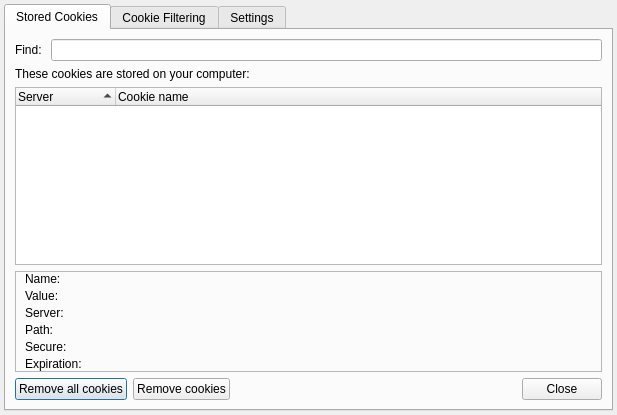
Old version of the form src/lib/cookies/cookiemanager.ui in the repository tenrok/kclient3.
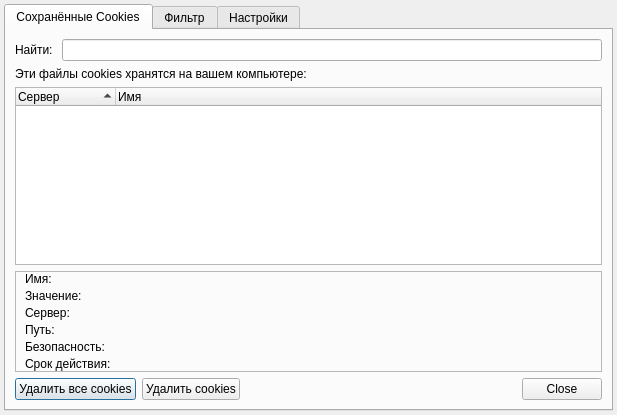
New version of the form. Custom widgets are drawn as their Qt base class.

What changed in the file:
```diff
--- a/src/lib/cookies/cookiemanager.ui
+++ b/src/lib/cookies/cookiemanager.ui
@@ -33,13 +33,13 @@
      </property>
      <widget class="QWidget" name="tab">
       <attribute name="title">
-       <string>Stored Cookies</string>
+       <string>Сохранённые Cookies</string>
       </attribute>
       <layout class="QGridLayout" name="gridLayout">
        <item row="0" column="0">
         <widget class="QLabel" name="label">
          <property name="text">
-          <string>Find: </string>
+          <string>Найти: </string>
          </property>
         </widget>
        </item>
@@ -49,7 +49,7 @@
        <item row="1" column="0" colspan="2">
         <widget class="QLabel" name="label_2">
          <property name="text">
-          <string>These cookies are stored on your computer:</string>
+          <string>Эти файлы cookies хранятся на вашем компьютере:</string>
          </property>
         </widget>
        </item>
@@ -60,12 +60,12 @@
          </property>
          <column>
           <property name="text">
-           <string>Server</string>
+           <string>Сервер</string>
           </property>
          </column>
          <column>
           <property name="text">
-           <string>Cookie name</string>
+           <string>Имя</string>
           </property>
          </column>
         </widget>
@@ -103,7 +103,7 @@
              </sizepolicy>
             </property>
             <property name="text">
-             <string>Name:</string>
+             <string>Имя:</string>
             </property>
             <property name="alignment">
              <set>Qt::AlignLeading|Qt::AlignLeft|Qt::AlignVCenter</set>
@@ -113,42 +113,42 @@
           <item row="1" column="0">
            <widget class="QLabel" name="label_4">
             <property name="text">
-             <string>Value:</string>
+             <string>Значение:</string>
             </property>
            </widget>
           </item>
           <item row="2" column="0">
            <widget class="QLabel" name="label_5">
             <property name="text">
-             <string>Server:</string>
+             <string>Сервер:</string>
             </property>
            </widget>
           </item>
           <item row="3" column="0">
            <widget class="QLabel" name="label_6">
             <property name="text">
-             <string>Path:</string>
+             <string>Путь:</string>
             </property>
            </widget>
           </item>
           <item row="4" column="0">
            <widget class="QLabel" name="label_7">
             <property name="text">
-             <string>Secure:</string>
+             <string>Безопасность:</string>
             </property>
            </widget>
           </item>
           <item row="5" column="0">
            <widget class="QLabel" name="label_8">
             <property name="text">
-             <string>Expiration:</string>
+             <string>Срок действия:</string>
             </property>
            </widget>
           </item>
           <item row="0" column="1">
            <widget class="SqueezeLabelV2" name="name">
             <property name="text">
-             <string>&lt;cookie not selected&gt;</string>
+             <string>&lt;cookie не выбран&gt;</string>
             </property>
             <property name="textInteractionFlags">
              <set>Qt::LinksAccessibleByMouse|Qt::TextSelectableByMouse</set>
@@ -158,7 +158,7 @@
           <item row="1" column="1">
            <widget class="SqueezeLabelV2" name="value">
             <property name="text">
-             <string>&lt;cookie not selected&gt;</string>
+             <string>&lt;cookie не выбран&gt;</string>
             </property>
             <property name="textInteractionFlags">
              <set>Qt::LinksAccessibleByMouse|Qt::TextSelectableByMouse</set>
@@ -168,7 +168,7 @@
           <item row="2" column="1">
            <widget class="SqueezeLabelV2" name="server">
             <property name="text">
-             <string>&lt;cookie not selected&gt;</string>
+             <string>&lt;cookie не выбран&gt;</string>
             </property>
             <property name="textInteractionFlags">
              <set>Qt::LinksAccessibleByMouse|Qt::TextSelectableByMouse</set>
@@ -178,7 +178,7 @@
           <item row="3" column="1">
            <widget class="QLabel" name="path">
             <property name="text">
-             <string>&lt;cookie not selected&gt;</string>
+             <string>&lt;cookie не выбран&gt;</string>
             </property>
             <property name="textInteractionFlags">
              <set>Qt::LinksAccessibleByMouse|Qt::TextSelectableByMouse</set>
@@ -188,7 +188,7 @@
           <item row="4" column="1">
            <widget class="SqueezeLabelV2" name="secure">
             <property name="text">
-             <string>&lt;cookie not selected&gt;</string>
+             <string>&lt;cookie не выбран&gt;</string>
             </property>
             <property name="textInteractionFlags">
              <set>Qt::LinksAccessibleByMouse|Qt::TextSelectableByMouse</set>
@@ -198,7 +198,7 @@
           <item row="5" column="1">
            <widget class="SqueezeLabelV2" name="expiration">
             <property name="text">
-             <string>&lt;cookie not selected&gt;</string>
+             <string>&lt;cookie не выбран&gt;</string>
             </property>
             <property name="textInteractionFlags">
              <set>Qt::LinksAccessibleByMouse|Qt::TextSelectableByMouse</set>
@@ -232,14 +232,14 @@
           <item>
            <widget class="QPushButton" name="removeAll">
             <property name="text">
-             <string>Remove all cookies</string>
+             <string>Удалить все cookies</string>
             </property>
            </widget>
           </item>
           <item>
            <widget class="QPushButton" name="removeOne">
             <property name="text">
-             <string>Remove cookies</string>
+             <string>Удалить cookies</string>
             </property>
            </widget>
           </item>
@@ -263,7 +263,7 @@
      </widget>
      <widget class="QWidget" name="tab_2">
       <attribute name="title">
-       <string>Cookie Filtering</string>
+       <string>Фильтр</string>
       </attribute>
       <layout class="QGridLayout" name="gridLayout_3">
        <item row="0" column="0">
@@ -379,7 +379,7 @@
      </widget>
      <widget class="QWidget" name="tab_3">
       <attribute name="title">
-       <string>Settings</string>
+       <string>Настройки</string>
       </attribute>
       <layout class="QGridLayout" name="gridLayout_4">
        <item row="1" column="0">
```
Left out of the diff: 26 changed lines with no effect on the pictures.
